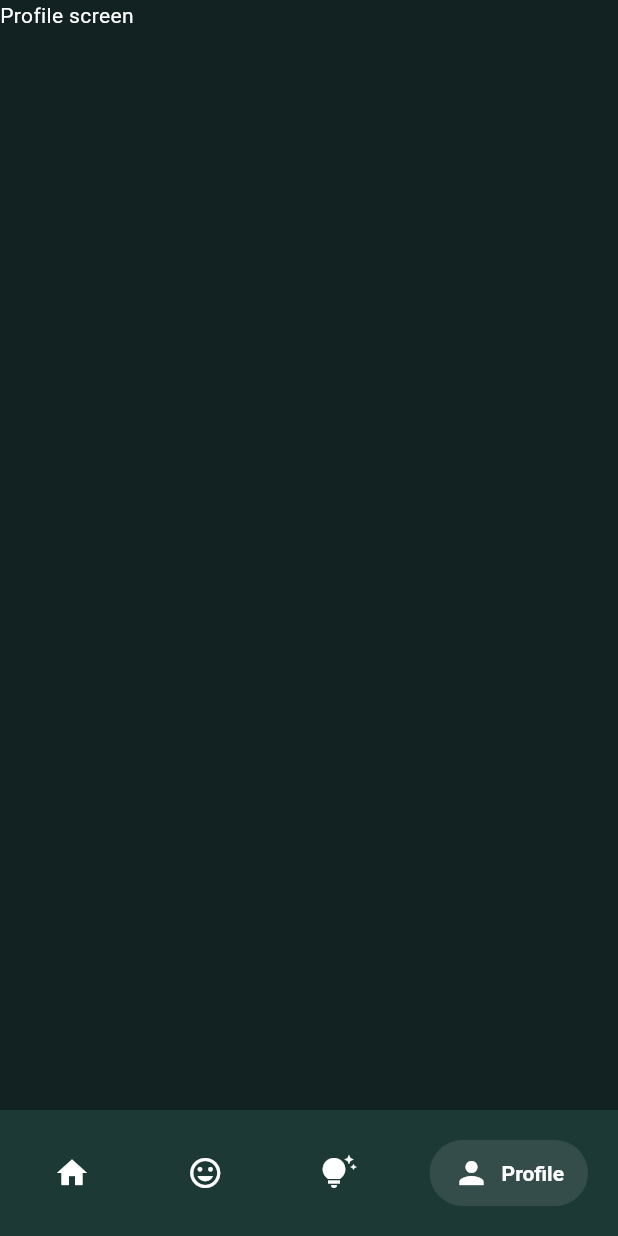
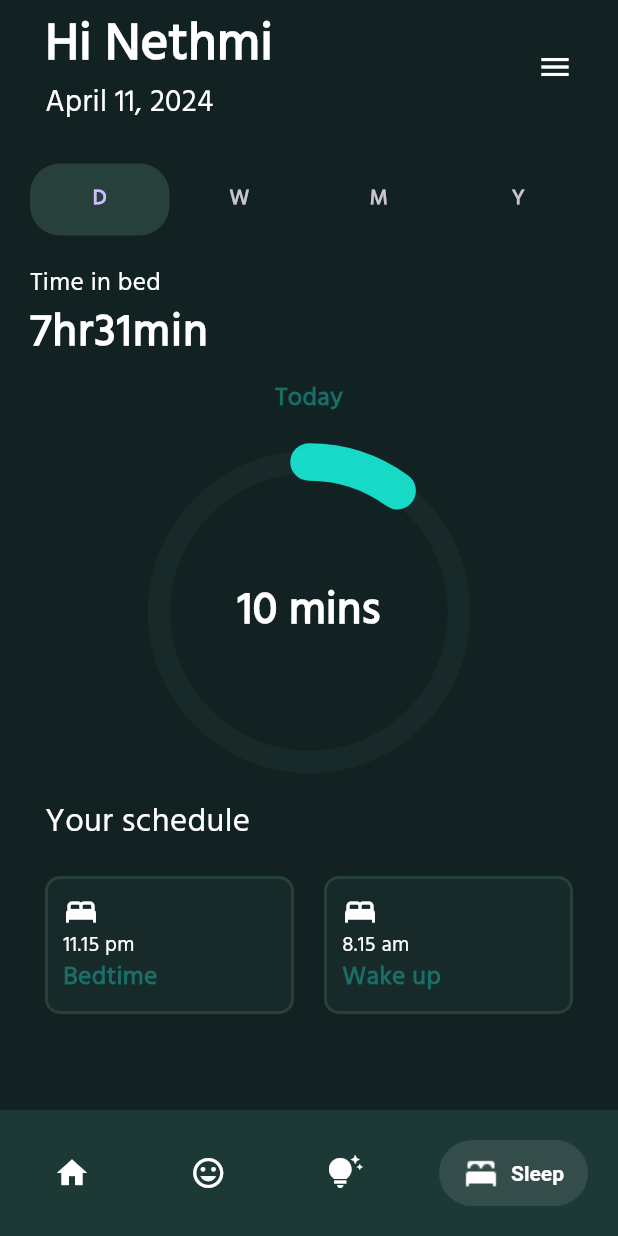
Before and after one commit to Diffins-Solutions/health_companion_app, a Flutter app: the AppShell screen opened by its route, item 4 of the bottom bar chosen, on a phone screen of 412 x 824 dp. Run offline on Flutter 3.47's test engine with Material 3 defaults, Android fonts, the phone set to English and light mode, and no system bars; drawn by our look-alikes of salomon_bottom_bar, simple_circular_progress_bar; our stand-ins replace font_awesome_flutter, syncfusion_flutter_charts; missing offline and left inert: arc_progress_bar_new, ruler_picker_bn; Roboto replaces fonts that are missing (fonts/Hind).

Commit message:
Add sleep activity tracking screen

```diff
--- a/lib/main.dart
+++ b/lib/main.dart
@@ -17,7 +17,7 @@ class MyHealthApp extends StatelessWidget {
   Widget build(BuildContext context) {
     return MaterialApp(
         theme: ThemeData.dark().copyWith(
-          textTheme: Typography().white.apply(fontFamily: 'fonts/Hind'),
+          textTheme: Typography().white.apply(fontFamily: 'Hind-Regular'),
         ),
         initialRoute: WelcomeScreen.id,
         routes: {
--- a/lib/models/chart_data.dart
+++ b/lib/models/chart_data.dart
@@ -1,10 +1,16 @@
-class ChartData{
-  ChartData(this.x, this.y1, this.y2, this.y3, this.y4, this.y5, this.y6);
-  final String x;
-  final double y1;
-  final double y2;
-  final double y3;
-  final double y4;
-  final double y5;
-  final double y6;
+class ChartData {
+  String x;
+  double y1;
+  double? y2;
+  double? y3;
+  double? y4;
+  double? y5;
+  double? y6;
+
+  ChartData(this.x, this.y1,
+      {this.y2 = 0.0,
+      this.y3 = 0.0,
+      this.y4 = 0.0,
+      this.y5 = 0.0,
+      this.y6 = 0.0});
 }
--- a/lib/screens/app_shell.dart
+++ b/lib/screens/app_shell.dart
@@ -2,7 +2,7 @@
 import 'package:flutter/cupertino.dart';
 import 'package:flutter/material.dart';
 import 'package:health_companion_app/screens/health_tips/health_tips_screen.dart';
-import 'package:health_companion_app/screens/profile/profile_screen.dart';
+import 'package:health_companion_app/screens/sleep/sleep_screen.dart';
 
 import '../utils/constants.dart';
 import '../widgets/custom_bottom_bar.dart';
@@ -42,7 +42,7 @@ class _AppShellState extends State<AppShell> {
       case 2:
         return HealthTipsScreen();
       case 3:
-        return ProfileScreen();
+        return SleepScreen();
       default:
         return Container(); // Handle invalid index
     }
--- a/lib/screens/mood/mood_screen.dart
+++ b/lib/screens/mood/mood_screen.dart
@@ -15,35 +15,35 @@ import '../../models/chart_data.dart';
 ///
 
 final List<ChartData> yearlyData = [
-  ChartData('Jan', 10, 8, 7, 12, 24, 8),
-  ChartData('Feb', 11, 8, 7, 12, 24, 19),
-  ChartData('Mar', 14, 8, 7, 12, 10, 8),
-  ChartData('Apr', 3, 8, 3, 12, 24, 3),
-  ChartData('May', 6, 8, 7, 12, 24, 8),
-  ChartData('Jun', 10, 6, 7, 12, 4, 8),
-  ChartData('Jul', 14, 8, 20, 12, 24, 8),
-  ChartData('Aug', 10, 8, 7, 4, 24, 8),
-  ChartData('Sep', 5, 8, 7, 12, 24, 10),
-  ChartData('Oct', 10, 8, 7, 3, 24, 8),
-  ChartData('Nov', 15, 2, 7, 12, 24, 8),
-  ChartData('Dec', 24, 8, 7, 12, 24, 8),
+  ChartData('Jan', 10, y2: 8, y3: 7, y4: 12, y5: 24, y6: 8),
+  ChartData('Feb', 11, y2: 8, y3: 7, y4: 12, y5: 24, y6: 19),
+  ChartData('Mar', 14, y2: 8, y3: 7, y4: 12, y5: 10, y6: 8),
+  ChartData('Apr', 3, y2: 8, y3: 3, y4: 12, y5: 24, y6: 3),
+  ChartData('May', 6, y2: 8, y3: 7, y4: 12, y5: 24, y6: 8),
+  ChartData('Jun', 10, y2: 6, y3: 7, y4: 12, y5: 4, y6: 8),
+  ChartData('Jul', 14, y2: 8, y3: 20, y4: 12, y5: 24, y6: 8),
+  ChartData('Aug', 10, y2: 8, y3: 7, y4: 4, y5: 24, y6: 8),
+  ChartData('Sep', 5, y2: 8, y3: 7, y4: 12, y5: 24, y6: 10),
+  ChartData('Oct', 10, y2: 8, y3: 7, y4: 3, y5: 24, y6: 8),
+  ChartData('Nov', 15, y2: 2, y3: 7, y4: 12, y5: 24, y6: 8),
+  ChartData('Dec', 24, y2: 8, y3: 7, y4: 12, y5: 24, y6: 8),
 ];
 
 final List<ChartData> monthlyData = [
-  ChartData('Week 1', 10, 8, 7, 12, 24, 8),
-  ChartData('Week 2', 11, 8, 7, 12, 24, 19),
-  ChartData('Week 3', 14, 8, 7, 12, 10, 8),
-  ChartData('Week 4', 3, 8, 3, 12, 24, 3),
+  ChartData('Week 1', 10, y2: 8, y3: 7, y4: 12, y5: 24, y6: 8),
+  ChartData('Week 2', 11, y2: 8, y3: 7, y4: 12, y5: 24, y6: 19),
+  ChartData('Week 3', 14, y2: 8, y3: 7, y4: 12, y5: 10, y6: 8),
+  ChartData('Week 4', 3, y2: 8, y3: 3, y4: 12, y5: 24, y6: 3),
 ];
 
 final List<ChartData> weeklyData = [
-  ChartData('Mon', 10, 8, 7, 12, 24, 8),
-  ChartData('Tue', 11, 8, 7, 12, 24, 19),
-  ChartData('Wed', 14, 8, 7, 12, 10, 8),
-  ChartData('Thu', 3, 8, 3, 12, 24, 3),
-  ChartData('Fri', 6, 8, 7, 12, 24, 8),
-  ChartData('Sat', 10, 6, 7, 12, 4, 8),
-  ChartData('Sun', 14, 8, 20, 12, 24, 8),
+  ChartData('Mon', 10, y2: 8, y3: 7, y4: 12, y5: 24, y6: 8),
+  ChartData('Tue', 11, y2: 8, y3: 7, y4: 12, y5: 24, y6: 19),
+  ChartData('Wed', 14, y2: 8, y3: 7, y4: 12, y5: 10, y6: 8),
+  ChartData('Thu', 3, y2: 8, y3: 3, y4: 12, y5: 24, y6: 3),
+  ChartData('Fri', 6, y2: 8, y3: 7, y4: 12, y5: 24, y6: 8),
+  ChartData('Sat', 10, y2: 6, y3: 7, y4: 12, y5: 4, y6: 8),
+  ChartData('Sun', 14, y2: 8, y3: 20, y4: 12, y5: 24, y6: 8),
 ];
 
 class MoodScreen extends StatefulWidget {
--- a/lib/screens/onboarding/daily_move_goal.dart
+++ b/lib/screens/onboarding/daily_move_goal.dart
@@ -3,7 +3,7 @@ import 'package:flutter/material.dart';
 import 'package:flutter/widgets.dart';
 import 'package:health_companion_app/utils/constants.dart';
 import 'package:health_companion_app/widgets/custom_flat_button.dart';
-import 'package:health_companion_app/screens/landing/landing_screen.dart';
+import 'package:health_companion_app/screens/app_shell.dart';
 
 class DailyMoveGoal extends StatefulWidget {
   static String id = 'daily_move_goal_screen';
@@ -123,7 +123,7 @@ class _DailyMoveGoalsState extends State<DailyMoveGoal> {
               label: 'Finish Setup',
               color: kLightGreen,
               onPressed: () {
-                Navigator.pushNamed(context, LandingScreen.id);
+                Navigator.pushNamed(context, AppShell.id);
               },
               icon: Icons.navigate_next,
             ),
--- a/lib/screens/onboarding/sleep_schedule_screen.dart
+++ b/lib/screens/onboarding/sleep_schedule_screen.dart
@@ -1,8 +1,6 @@
 import 'package:flutter/material.dart';
 import 'package:health_companion_app/models/weekly_sleep_plan.dart';
 import 'package:health_companion_app/screens/onboarding/daily_move_goal.dart';
-import 'package:health_companion_app/screens/app_shell.dart';
-import 'package:health_companion_app/screens/landing/landing_screen.dart';
 import 'package:health_companion_app/utils/constants.dart';
 import 'package:health_companion_app/widgets/custom_flat_button.dart';
 import 'package:health_companion_app/utils/os_utils.dart';
--- /dev/null
+++ b/lib/screens/sleep/sleep_chart.dart
@@ -0,0 +1,215 @@
+import 'package:flutter/cupertino.dart';
+import 'package:flutter/material.dart';
+import 'package:health_companion_app/utils/constants.dart';
+import 'package:syncfusion_flutter_charts/charts.dart';
+import 'package:simple_circular_progress_bar/simple_circular_progress_bar.dart';
+import 'package:health_companion_app/models/chart_data.dart';
+
+class SleepChart extends StatelessWidget {
+  String tabName;
+  List<ChartData> chartData;
+
+  SleepChart({required this.tabName, required this.chartData});
+
+  bool isDaily() => tabName == "D";
+
+  Map<String, String> titles = {
+    'D': 'Today',
+    'W': 'Past Week',
+    'M': 'Past Month',
+    'Y': 'Past Year'
+  };
+
+  @override
+  Widget build(BuildContext context) {
+    return SingleChildScrollView(
+      child: Padding(
+        padding: const EdgeInsets.symmetric(vertical: 0, horizontal: 20.0),
+        child: Column(
+          mainAxisAlignment: MainAxisAlignment.spaceBetween,
+          crossAxisAlignment: CrossAxisAlignment.start,
+          children: [
+            Column(
+              crossAxisAlignment: CrossAxisAlignment.start,
+              children: const [
+                Text(
+                  "Time in bed",
+                  style: TextStyle(
+                    fontSize: 17,
+                  ),
+                ),
+                Text(
+                  //TODO: calculate the total time and assign it here
+                  "7hr31min",
+                  style: TextStyle(
+                      fontSize: 30,
+                      letterSpacing: 1,
+                      fontWeight: FontWeight.bold),
+                ),
+              ],
+            ),
+            SizedBox(
+              height: 10,
+            ),
+            Column(
+              children: [
+                Text(
+                  titles[tabName]!,
+                  style: TextStyle(
+                      fontSize: 17,
+                      color: Color(0xF017736a),
+                      fontWeight: FontWeight.bold),
+                ),
+                SizedBox(
+                  height: 30,
+                ),
+                isDaily()
+                    ? DailySleepChart(chartData: chartData)
+                    : GeneralSleepChart(
+                        chartData: chartData,
+                        tabName: tabName,
+                      ),
+                SizedBox(
+                  height: 15,
+                ),
+              ],
+            ),
+            Padding(
+              padding: const EdgeInsets.all(10.0),
+              child: Column(
+                crossAxisAlignment: CrossAxisAlignment.start,
+                children: const [
+                  Text(
+                    "Your schedule",
+                    style: TextStyle(fontSize: 22),
+                  ),
+                  SizedBox(
+                    height: 20,
+                  ),
+                  Row(
+                    children: [
+                      //TODO: Get the average time
+                      SleepScheduleCard(time: "11.15 pm", isBedTime: true),
+                      SizedBox(
+                        width: 20,
+                      ),
+                      SleepScheduleCard(time: "8.15 am", isBedTime: false),
+                    ],
+                  )
+                ],
+              ),
+            )
+          ],
+        ),
+      ),
+    );
+  }
+}
+
+class GeneralSleepChart extends StatelessWidget {
+  GeneralSleepChart(
+      {super.key, required this.chartData, required this.tabName});
+
+  final List<ChartData> chartData;
+  final String tabName;
+
+  final Map<String, int> maxSleepTimeLimits = {
+    'W': 24 * 60 * 7,
+    'M': 24 * 60 * 30,
+    'Y': 24 * 60 * 365
+  };
+
+  @override
+  Widget build(BuildContext context) {
+    return Padding(
+      padding: const EdgeInsets.only(right: 15.0),
+      child: SfCartesianChart(
+          primaryXAxis: CategoryAxis(),
+          primaryYAxis: NumericAxis(
+              minimum: 0,
+              maximum: maxSleepTimeLimits[tabName]?.toDouble(),
+              interval: 400000),
+          series: <CartesianSeries<ChartData, String>>[
+            BarSeries<ChartData, String>(
+                dataSource: chartData,
+                xValueMapper: (ChartData data, _) => data.x,
+                yValueMapper: (ChartData data, _) => data.y1,
+                name: 'Gold',
+                color: kLightGreen)
+          ]),
+    );
+  }
+}
+
+class DailySleepChart extends StatelessWidget {
+  const DailySleepChart({
+    super.key,
+    required this.chartData,
+  });
+
+  final List<ChartData> chartData;
+
+  @override
+  Widget build(BuildContext context) {
+    return Center(
+      child: SimpleCircularProgressBar(
+        valueNotifier: ValueNotifier(chartData[0].y1),
+        mergeMode: true,
+        size: 200,
+        progressColors: [kLightGreen],
+        backColor: kInactiveCardColor,
+        progressStrokeWidth: 25,
+        onGetText: (double value) {
+          return Text(
+            '${value.toInt()} mins',
+            style: const TextStyle(
+              fontSize: 30,
+              fontWeight: FontWeight.bold,
+              color: Colors.white,
+            ),
+          );
+        },
+      ),
+    );
+  }
+}
+
+class SleepScheduleCard extends StatelessWidget {
+  const SleepScheduleCard(
+      {super.key, required this.time, required this.isBedTime});
+
+  final String time;
+  final bool isBedTime;
+
+  @override
+  Widget build(BuildContext context) {
+    return Expanded(
+      child: Container(
+        padding: EdgeInsets.all(10),
+        decoration: BoxDecoration(
+          color: kInactiveCardColor,
+          border: Border.all(
+            color: kActiveCardColor,
+            width: 2,
+          ),
+          borderRadius: BorderRadius.circular(10),
+        ),
+        child: Column(
+          crossAxisAlignment: CrossAxisAlignment.start,
+          mainAxisAlignment: MainAxisAlignment.start,
+          children: [
+            Icon(Icons.bed),
+            Text(time),
+            Text(
+              isBedTime ? "Bedtime" : "Wake up",
+              style: TextStyle(
+                  fontSize: 17,
+                  color: Color(0xF017736a),
+                  fontWeight: FontWeight.bold),
+            )
+          ],
+        ),
+      ),
+    );
+  }
+}
--- /dev/null
+++ b/lib/screens/sleep/sleep_screen.dart
@@ -0,0 +1,166 @@
+import 'package:flutter/material.dart';
+import 'package:intl/intl.dart';
+import 'package:health_companion_app/widgets/welcome_text.dart';
+import 'package:health_companion_app/utils/constants.dart';
+import 'package:health_companion_app/screens/sleep/sleep_chart.dart';
+import 'package:health_companion_app/models/chart_data.dart';
+
+// in mins
+//TODO: But actually times should receive as DateTime and should calculate the sum of hours
+final List<ChartData> yearlyData = [
+  ChartData('Jan', 100000),
+  ChartData('Feb', 11000),
+  ChartData('Mar', 14000),
+  ChartData('Apr', 30000),
+  ChartData('May', 60000),
+  ChartData('Jun', 10000),
+  ChartData('Jul', 14000),
+  ChartData('Aug', 10000),
+  ChartData('Sep', 50000),
+  ChartData('Oct', 10000),
+  ChartData('Nov', 15000),
+  ChartData('Dec', 24000),
+];
+
+final List<ChartData> monthlyData = [
+  ChartData('Week 1', 10000),
+  ChartData('Week 2', 11000),
+  ChartData('Week 3', 1400),
+  ChartData('Week 4', 300),
+];
+
+final List<ChartData> weeklyData = [
+  ChartData(
+    'Mon',
+    10,
+  ),
+  ChartData('Tue', 1100),
+  ChartData('Wed', 1400),
+  ChartData('Thu', 3000),
+  ChartData('Fri', 6000),
+  ChartData('Sat', 10000),
+  ChartData('Sun', 1400),
+];
+
+final List<ChartData> dailyData = [
+  ChartData(
+    '',
+    10,
+  ),
+];
+
+class SleepScreen extends StatefulWidget {
+  final String name = 'Nethmi';
+  String formattedDate = DateFormat.yMMMMd().format(DateTime.now());
+
+  @override
+  State<SleepScreen> createState() => _SleepScreenState();
+}
+
+class _SleepScreenState extends State<SleepScreen>
+    with SingleTickerProviderStateMixin {
+  final TextEditingController _textController = TextEditingController();
+  late final TabController _tabController;
+
+  @override
+  void initState() {
+    super.initState();
+    _tabController = TabController(length: 4, vsync: this);
+  }
+
+  @override
+  void dispose() {
+    _tabController.dispose(); // Dispose the controller when done
+    super.dispose();
+  }
+
+  @override
+  Widget build(BuildContext context) {
+    return SafeArea(
+      child: Column(
+        children: [
+          WelcomeText(name: widget.name, today: widget.formattedDate),
+          Expanded(flex: 2, child: ChartSection(tabController: _tabController)),
+        ],
+      ),
+    );
+  }
+}
+
+class ChartSection extends StatelessWidget {
+  const ChartSection({
+    super.key,
+    required TabController tabController,
+  }) : _tabController = tabController;
+
+  final TabController _tabController;
+
+  @override
+  Widget build(BuildContext context) {
+    return Column(
+      children: [
+        Padding(
+          padding: const EdgeInsets.all(20.0),
+          child: TabBar(
+            controller: _tabController, // Use the provided _tabController
+            indicatorSize: TabBarIndicatorSize.tab,
+            splashBorderRadius: BorderRadius.circular(20),
+            indicator: BoxDecoration(
+                borderRadius: BorderRadius.circular(20),
+                color: kActiveCardColor),
+            dividerColor: Colors.transparent,
+            tabs: const [
+              Tab(
+                icon: Text(
+                  'D',
+                  style: TextStyle(fontWeight: FontWeight.bold),
+                ),
+              ),
+              Tab(
+                icon: Text(
+                  'W',
+                  style: TextStyle(fontWeight: FontWeight.bold),
+                ),
+              ),
+              Tab(
+                icon: Text(
+                  'M',
+                  style: TextStyle(fontWeight: FontWeight.bold),
+                ),
+              ),
+              Tab(
+                icon: Text(
+                  'Y',
+                  style: TextStyle(fontWeight: FontWeight.bold),
+                ),
+              ),
+            ],
+          ),
+        ),
+        Flexible(
+          child: TabBarView(
+            controller: _tabController, // Use the provided _tabController
+            children: [
+              SleepChart(
+                tabName: 'D',
+                chartData: dailyData,
+              ),
+              SleepChart(
+                tabName: 'W',
+                chartData: weeklyData,
+              ),
+              SleepChart(
+                tabName: 'M',
+                chartData: monthlyData,
+              ),
+              SleepChart(
+                tabName: 'Y',
+                chartData: yearlyData,
+              )
+            ],
+          ),
+        ),
+      ],
+    );
+  }
+}
--- a/lib/widgets/custom_bottom_bar.dart
+++ b/lib/widgets/custom_bottom_bar.dart
@@ -48,8 +48,8 @@ class _CustomBottomBarState extends State<CustomBottomBar> {
 
           /// Profile
           SalomonBottomBarItem(
-            icon: Icon(Icons.person),
-            title: Text("Profile"),
+            icon: Image.asset('images/sleep_icon.png'),
+            title: Text("Sleep"),
           ),
         ],
       ),
```
Also changed, not shown: pubspec.yaml (+7 -1 lines), fonts/Hind-Regular.ttf (added), images/sleep_icon.png (added), pubspec.lock.
